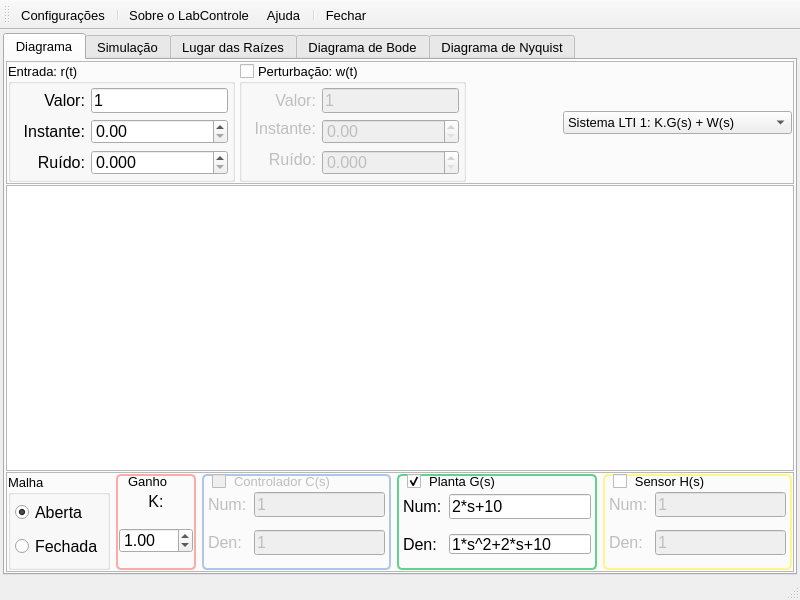
Qt form LabControle2/MainWindow.ui (miguelmoreto/labcontrole) before a commit.
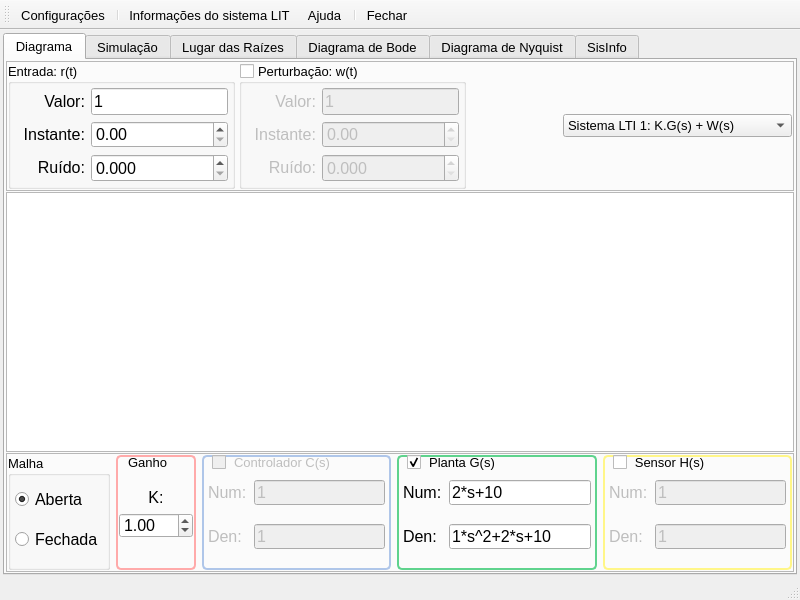
The same form after that commit. The open tabs and pages were chosen to show the change. Icons and pictures are not drawn. Custom widgets are drawn as their Qt base class.

Commit message: Added sysinfo tab. Corrected bug related with autoscale. Updated tooltips em widgets layout rules (added some spacers).

```diff
--- a/LabControle2/MainWindow.ui
+++ b/LabControle2/MainWindow.ui
@@ -50,7 +50,7 @@
        </font>
       </property>
       <property name="currentIndex">
-       <number>0</number>
+       <number>5</number>
       </property>
       <widget class="QWidget" name="tabDiagrama">
        <attribute name="title">
@@ -65,10 +65,16 @@
         </property>
         <item>
          <widget class="QFrame" name="frameEntradas">
+          <property name="sizePolicy">
+           <sizepolicy hsizetype="Preferred" vsizetype="Minimum">
+            <horstretch>0</horstretch>
+            <verstretch>0</verstretch>
+           </sizepolicy>
+          </property>
           <property name="minimumSize">
            <size>
             <width>0</width>
-            <height>100</height>
+            <height>130</height>
            </size>
           </property>
           <property name="frameShape">
@@ -143,6 +149,12 @@
               </item>
               <item row="0" column="1">
                <widget class="QLineEdit" name="lineEditRvalue">
+                <property name="sizePolicy">
+                 <sizepolicy hsizetype="Expanding" vsizetype="Minimum">
+                  <horstretch>0</horstretch>
+                  <verstretch>0</verstretch>
+                 </sizepolicy>
+                </property>
                 <property name="minimumSize">
                  <size>
                   <width>0</width>
@@ -152,7 +164,7 @@
                 <property name="maximumSize">
                  <size>
                   <width>16777215</width>
-                  <height>25</height>
+                  <height>35</height>
                  </size>
                 </property>
                 <property name="font">
@@ -204,7 +216,7 @@
               <item row="1" column="1">
                <widget class="QDoubleSpinBox" name="doubleSpinBoxRtime">
                 <property name="sizePolicy">
-                 <sizepolicy hsizetype="Expanding" vsizetype="Fixed">
+                 <sizepolicy hsizetype="Expanding" vsizetype="Minimum">
                   <horstretch>0</horstretch>
                   <verstretch>0</verstretch>
                  </sizepolicy>
@@ -218,7 +230,7 @@
                 <property name="maximumSize">
                  <size>
                   <width>16777215</width>
-                  <height>25</height>
+                  <height>35</height>
                  </size>
                 </property>
                 <property name="font">
@@ -278,7 +290,7 @@
               <item row="2" column="1">
                <widget class="QDoubleSpinBox" name="doubleSpinBoxRnoise">
                 <property name="sizePolicy">
-                 <sizepolicy hsizetype="Expanding" vsizetype="Fixed">
+                 <sizepolicy hsizetype="Expanding" vsizetype="Minimum">
                   <horstretch>0</horstretch>
                   <verstretch>0</verstretch>
                  </sizepolicy>
@@ -292,7 +304,7 @@
                 <property name="maximumSize">
                  <size>
                   <width>16777215</width>
-                  <height>25</height>
+                  <height>35</height>
                  </size>
                 </property>
                 <property name="font">
@@ -358,7 +370,7 @@
               <item row="0" column="0">
                <widget class="QLabel" name="labelWvalue">
                 <property name="sizePolicy">
-                 <sizepolicy hsizetype="Preferred" vsizetype="Preferred">
+                 <sizepolicy hsizetype="Preferred" vsizetype="Minimum">
                   <horstretch>0</horstretch>
                   <verstretch>0</verstretch>
                  </sizepolicy>
@@ -366,7 +378,7 @@
                 <property name="minimumSize">
                  <size>
                   <width>70</width>
-                  <height>0</height>
+                  <height>25</height>
                  </size>
                 </property>
                 <property name="maximumSize">
@@ -390,6 +402,12 @@
               </item>
               <item row="0" column="1">
                <widget class="QLineEdit" name="lineEditWvalue">
+                <property name="sizePolicy">
+                 <sizepolicy hsizetype="Expanding" vsizetype="Minimum">
+                  <horstretch>0</horstretch>
+                  <verstretch>0</verstretch>
+                 </sizepolicy>
+                </property>
                 <property name="minimumSize">
                  <size>
                   <width>0</width>
@@ -399,7 +417,7 @@
                 <property name="maximumSize">
                  <size>
                   <width>16777215</width>
-                  <height>25</height>
+                  <height>35</height>
                  </size>
                 </property>
                 <property name="font">
@@ -418,7 +436,7 @@
               <item row="1" column="0">
                <widget class="QLabel" name="labelWtime">
                 <property name="sizePolicy">
-                 <sizepolicy hsizetype="Preferred" vsizetype="Preferred">
+                 <sizepolicy hsizetype="Preferred" vsizetype="Minimum">
                   <horstretch>0</horstretch>
                   <verstretch>0</verstretch>
                  </sizepolicy>
@@ -426,7 +444,7 @@
                 <property name="minimumSize">
                  <size>
                   <width>70</width>
-                  <height>0</height>
+                  <height>25</height>
                  </size>
                 </property>
                 <property name="maximumSize">
@@ -448,10 +466,10 @@
                 </property>
                </widget>
               </item>
-              <item row="1" column="1" rowspan="2">
+              <item row="1" column="1">
                <widget class="QDoubleSpinBox" name="doubleSpinBoxWtime">
                 <property name="sizePolicy">
-                 <sizepolicy hsizetype="Expanding" vsizetype="Fixed">
+                 <sizepolicy hsizetype="Expanding" vsizetype="Minimum">
                   <horstretch>0</horstretch>
                   <verstretch>0</verstretch>
                  </sizepolicy>
@@ -465,7 +483,7 @@
                 <property name="maximumSize">
                  <size>
                   <width>16777215</width>
-                  <height>25</height>
+                  <height>35</height>
                  </size>
                 </property>
                 <property name="font">
@@ -489,10 +507,10 @@
                 </property>
                </widget>
               </item>
-              <item row="2" column="0" rowspan="2">
+              <item row="2" column="0">
                <widget class="QLabel" name="labelWnoise">
                 <property name="sizePolicy">
-                 <sizepolicy hsizetype="Preferred" vsizetype="Preferred">
+                 <sizepolicy hsizetype="Preferred" vsizetype="Minimum">
                   <horstretch>0</horstretch>
                   <verstretch>0</verstretch>
                  </sizepolicy>
@@ -500,7 +518,7 @@
                 <property name="minimumSize">
                  <size>
                   <width>70</width>
-                  <height>0</height>
+                  <height>25</height>
                  </size>
                 </property>
                 <property name="maximumSize">
@@ -522,10 +540,10 @@
                 </property>
                </widget>
               </item>
-              <item row="3" column="1">
+              <item row="2" column="1">
                <widget class="QDoubleSpinBox" name="doubleSpinBoxWnoise">
                 <property name="sizePolicy">
-                 <sizepolicy hsizetype="Expanding" vsizetype="Fixed">
+                 <sizepolicy hsizetype="Expanding" vsizetype="Minimum">
                   <horstretch>0</horstretch>
                   <verstretch>0</verstretch>
                  </sizepolicy>
@@ -539,7 +557,7 @@
                 <property name="maximumSize">
                  <size>
                   <width>16777215</width>
-                  <height>25</height>
+                  <height>35</height>
                  </size>
                 </property>
                 <property name="font">
@@ -634,7 +652,7 @@
           <property name="minimumSize">
            <size>
             <width>220</width>
-            <height>0</height>
+            <height>260</height>
            </size>
           </property>
           <property name="maximumSize">
@@ -650,12 +668,24 @@
         </item>
         <item>
          <widget class="QFrame" name="frameSis">
+          <property name="sizePolicy">
+           <sizepolicy hsizetype="Preferred" vsizetype="Expanding">
+            <horstretch>0</horstretch>
+            <verstretch>0</verstretch>
+           </sizepolicy>
+          </property>
           <property name="minimumSize">
            <size>
             <width>0</width>
             <height>100</height>
            </size>
           </property>
+          <property name="maximumSize">
+           <size>
+            <width>16777215</width>
+            <height>120</height>
+           </size>
+          </property>
           <property name="frameShape">
            <enum>QFrame::StyledPanel</enum>
           </property>
@@ -774,10 +804,23 @@
               <property name="bottomMargin">
                <number>4</number>
               </property>
+              <item>
+               <spacer name="verticalSpacer_5">
+                <property name="orientation">
+                 <enum>Qt::Vertical</enum>
+                </property>
+                <property name="sizeHint" stdset="0">
+                 <size>
+                  <width>20</width>
+                  <height>40</height>
+                 </size>
+                </property>
+               </spacer>
+              </item>
               <item>
                <widget class="QLabel" name="labelK">
                 <property name="sizePolicy">
-                 <sizepolicy hsizetype="Expanding" vsizetype="Preferred">
+                 <sizepolicy hsizetype="Expanding" vsizetype="Minimum">
                   <horstretch>0</horstretch>
                   <verstretch>0</verstretch>
                  </sizepolicy>
@@ -809,14 +852,14 @@
                  <string notr="true">K:</string>
                 </property>
                 <property name="alignment">
-                 <set>Qt::AlignCenter</set>
+                 <set>Qt::AlignBottom|Qt::AlignHCenter</set>
                 </property>
                </widget>
               </item>
               <item>
                <widget class="QDoubleSpinBox" name="doubleSpinBoxK">
                 <property name="sizePolicy">
-                 <sizepolicy hsizetype="Expanding" vsizetype="Fixed">
+                 <sizepolicy hsizetype="Expanding" vsizetype="Minimum">
                   <horstretch>0</horstretch>
                   <verstretch>0</verstretch>
                  </sizepolicy>
@@ -830,7 +873,7 @@
                 <property name="maximumSize">
                  <size>
                   <width>16777215</width>
-                  <height>25</height>
+                  <height>35</height>
                  </size>
                 </property>
                 <property name="font">
@@ -854,6 +897,19 @@
                 </property>
                </widget>
               </item>
+              <item>
+               <spacer name="verticalSpacer_6">
+                <property name="orientation">
+                 <enum>Qt::Vertical</enum>
+                </property>
+                <property name="sizeHint" stdset="0">
+                 <size>
+                  <width>20</width>
+                  <height>40</height>
+                 </size>
+                </property>
+               </spacer>
+              </item>
              </layout>
             </widget>
            </item>
@@ -915,8 +971,14 @@
               <property name="verticalSpacing">
                <number>1</number>
               </property>
-              <item row="0" column="0">
+              <item row="1" column="0">
                <widget class="QLabel" name="labelCnum">
+                <property name="sizePolicy">
+                 <sizepolicy hsizetype="Preferred" vsizetype="Expanding">
+                  <horstretch>0</horstretch>
+                  <verstretch>0</verstretch>
+                 </sizepolicy>
+                </property>
                 <property name="minimumSize">
                  <size>
                   <width>40</width>
@@ -939,10 +1001,10 @@
                 </property>
                </widget>
               </item>
-              <item row="0" column="1">
+              <item row="1" column="1">
                <widget class="QLineEdit" name="lineEditCnum">
                 <property name="sizePolicy">
-                 <sizepolicy hsizetype="Expanding" vsizetype="Fixed">
+                 <sizepolicy hsizetype="Expanding" vsizetype="Minimum">
                   <horstretch>0</horstretch>
                   <verstretch>0</verstretch>
                  </sizepolicy>
@@ -956,7 +1018,7 @@
                 <property name="maximumSize">
                  <size>
                   <width>16777215</width>
-                  <height>25</height>
+                  <height>35</height>
                  </size>
                 </property>
                 <property name="font">
@@ -972,8 +1034,14 @@
                 </property>
                </widget>
               </item>
-              <item row="1" column="0">
+              <item row="3" column="0">
                <widget class="QLabel" name="labelCden">
+                <property name="sizePolicy">
+                 <sizepolicy hsizetype="Preferred" vsizetype="Expanding">
+                  <horstretch>0</horstretch>
+                  <verstretch>0</verstretch>
+                 </sizepolicy>
+                </property>
                 <property name="minimumSize">
                  <size>
                   <width>40</width>
@@ -996,10 +1064,10 @@
                 </property>
                </widget>
               </item>
-              <item row="1" column="1">
+              <item row="3" column="1">
                <widget class="QLineEdit" name="lineEditCden">
                 <property name="sizePolicy">
-                 <sizepolicy hsizetype="Expanding" vsizetype="Fixed">
+                 <sizepolicy hsizetype="Expanding" vsizetype="Minimum">
                   <horstretch>0</horstretch>
                   <verstretch>0</verstretch>
                  </sizepolicy>
@@ -1013,7 +1081,7 @@
                 <property name="maximumSize">
                  <size>
                   <width>16777215</width>
-                  <height>25</height>
+                  <height>35</height>
                  </size>
                 </property>
                 <property name="font">
@@ -1029,6 +1097,45 @@
                 </property>
                </widget>
               </item>
+              <item row="4" column="1">
+               <spacer name="verticalSpacer_8">
+                <property name="orientation">
+                 <enum>Qt::Vertical</enum>
+                </property>
+                <property name="sizeHint" stdset="0">
+                 <size>
+                  <width>20</width>
+                  <height>40</height>
+                 </size>
+                </property>
+               </spacer>
+              </item>
+              <item row="0" column="1">
+               <spacer name="verticalSpacer_7">
+                <property name="orientation">
+                 <enum>Qt::Vertical</enum>
+                </property>
+                <property name="sizeHint" stdset="0">
+                 <size>
+                  <width>20</width>
+                  <height>40</height>
+                 </size>
+                </property>
+               </spacer>
+              </item>
+              <item row="2" column="1">
+               <spacer name="verticalSpacer_9">
+                <property name="orientation">
+                 <enum>Qt::Vertical</enum>
+                </property>
+                <property name="sizeHint" stdset="0">
+                 <size>
+                  <width>20</width>
+                  <height>40</height>
+                 </size>
+                </property>
+               </spacer>
+              </item>
              </layout>
             </widget>
            </item>
@@ -1084,7 +1191,7 @@
               <property name="verticalSpacing">
                <number>1</number>
               </property>
-              <item row="0" column="0">
+              <item row="1" column="0">
                <widget class="QLabel" name="labelGnum">
                 <property name="minimumSize">
                  <size>
@@ -1108,8 +1215,14 @@
                 </property>
                </widget>
               </item>
-              <item row="0" column="1">
+              <item row="1" column="1">
                <widget class="QLineEdit" name="lineEditGnum">
+                <property name="sizePolicy">
+                 <sizepolicy hsizetype="Expanding" vsizetype="Minimum">
+                  <horstretch>0</horstretch>
+                  <verstretch>0</verstretch>
+                 </sizepolicy>
+                </property>
                 <property name="minimumSize">
                  <size>
                   <width>0</width>
@@ -1119,7 +1232,7 @@
                 <property name="maximumSize">
                  <size>
                   <width>16777215</width>
-                  <height>25</height>
+                  <height>35</height>
                  </size>
                 </property>
                 <property name="font">
@@ -1135,7 +1248,7 @@
                 </property>
                </widget>
               </item>
-              <item row="1" column="0">
+              <item row="3" column="0">
                <widget class="QLabel" name="labelGden">
                 <property name="minimumSize">
                  <size>
@@ -1159,18 +1272,24 @@
                 </property>
                </widget>
               </item>
-              <item row="1" column="1">
+              <item row="3" column="1">
                <widget class="QLineEdit" name="lineEditGden">
+                <property name="sizePolicy">
+                 <sizepolicy hsizetype="Expanding" vsizetype="Minimum">
+                  <horstretch>0</horstretch>
+                  <verstretch>0</verstretch>
+                 </sizepolicy>
+                </property>
                 <property name="minimumSize">
                  <size>
                   <width>0</width>
-                  <height>20</height>
+                  <height>25</height>
                  </size>
                 </property>
                 <property name="maximumSize">
                  <size>
                   <width>16777215</width>
-                  <height>20</height>
+                  <height>35</height>
                  </size>
                 </property>
                 <property name="font">
@@ -1186,6 +1305,45 @@
                 </property>
                </widget>
               </item>
+              <item row="4" column="1">
+               <spacer name="verticalSpacer_11">
+                <property name="orientation">
+                 <enum>Qt::Vertical</enum>
+                </property>
+                <property name="sizeHint" stdset="0">
+                 <size>
+                  <width>20</width>
+                  <height>40</height>
+                 </size>
+                </property>
+               </spacer>
+              </item>
+              <item row="0" column="1">
+               <spacer name="verticalSpacer_10">
+                <property name="orientation">
+                 <enum>Qt::Vertical</enum>
+                </property>
+                <property name="sizeHint" stdset="0">
+                 <size>
+                  <width>20</width>
+                  <height>40</height>
+                 </size>
+                </property>
+               </spacer>
+              </item>
+              <item row="2" column="1">
+               <spacer name="verticalSpacer_12">
+                <property name="orientation">
+                 <enum>Qt::Vertical</enum>
+                </property>
+                <property name="sizeHint" stdset="0">
+                 <size>
+                  <width>20</width>
+                  <height>40</height>
+                 </size>
+                </property>
+               </spacer>
+              </item>
              </layout>
             </widget>
            </item>
@@ -1244,7 +1402,7 @@
               <property name="verticalSpacing">
                <number>1</number>
               </property>
-              <item row="0" column="0">
+              <item row="1" column="0">
                <widget class="QLabel" name="labelHnum">
                 <property name="minimumSize">
                  <size>
@@ -1271,8 +1429,14 @@
                 </property>
                </widget>
               </item>
-              <item row="0" column="1">
+              <item row="1" column="1">
                <widget class="QLineEdit" name="lineEditHnum">
+                <property name="sizePolicy">
+                 <sizepolicy hsizetype="Expanding" vsizetype="Minimum">
+                  <horstretch>0</horstretch>
+                  <verstretch>0</verstretch>
+                 </sizepolicy>
+                </property>
                 <property name="minimumSize">
                  <size>
                   <width>0</width>
@@ -1282,7 +1446,7 @@
                 <property name="maximumSize">
                  <size>
                   <width>16777215</width>
-                  <height>25</height>
+                  <height>35</height>
                  </size>
                 </property>
                 <property name="font">
@@ -1298,7 +1462,7 @@
                 </property>
                </widget>
               </item>
-              <item row="1" column="0">
+              <item row="3" column="0">
                <widget class="QLabel" name="labelHden">
                 <property name="minimumSize">
                  <size>
@@ -1325,8 +1489,14 @@
                 </property>
                </widget>
               </item>
-              <item row="1" column="1">
+              <item row="3" column="1">
                <widget class="QLineEdit" name="lineEditHden">
+                <property name="sizePolicy">
+                 <sizepolicy hsizetype="Expanding" vsizetype="Minimum">
+                  <horstretch>0</horstretch>
+                  <verstretch>0</verstretch>
+                 </sizepolicy>
+                </property>
                 <property name="minimumSize">
                  <size>
                   <width>0</width>
@@ -1336,7 +1506,7 @@
                 <property name="maximumSize">
                  <size>
                   <width>16777215</width>
-                  <height>25</height>
+                  <height>35</height>
                  </size>
                 </property>
                 <property name="font">
@@ -1352,6 +1522,45 @@
                 </property>
                </widget>
               </item>
+              <item row="0" column="1">
+               <spacer name="verticalSpacer_13">
+                <property name="orientation">
+                 <enum>Qt::Vertical</enum>
+                </property>
+                <property name="sizeHint" stdset="0">
+                 <size>
+                  <width>20</width>
+                  <height>40</height>
+                 </size>
+                </property>
+               </spacer>
+              </item>
+              <item row="4" column="1">
+               <spacer name="verticalSpacer_14">
+                <property name="orientation">
+                 <enum>Qt::Vertical</enum>
+                </property>
+                <property name="sizeHint" stdset="0">
+                 <size>
+                  <width>20</width>
+                  <height>40</height>
+                 </size>
+                </property>
+               </spacer>
+              </item>
+              <item row="2" column="1">
+               <spacer name="verticalSpacer_15">
+                <property name="orientation">
+                 <enum>Qt::Vertical</enum>
+                </property>
+                <property name="sizeHint" stdset="0">
+                 <size>
+                  <width>20</width>
+                  <height>40</height>
+                 </size>
+                </property>
+               </spacer>
+              </item>
              </layout>
             </widget>
            </item>
@@ -1504,7 +1713,7 @@
               </font>
              </property>
              <property name="toolTip">
-              <string>Entre com o tempo máximo de simulação</string>
+              <string>Entre com a resolução da simulação</string>
              </property>
              <property name="alignment">
               <set>Qt::AlignCenter</set>
@@ -1566,6 +1775,9 @@
                <bold>false</bold>
               </font>
              </property>
+             <property name="toolTip">
+              <string>Selecione para mostrar o sinal de saída y(t)</string>
+             </property>
              <property name="text">
               <string>Saída: y(t)</string>
              </property>
@@ -1581,6 +1793,9 @@
                <pointsize>12</pointsize>
               </font>
              </property>
+             <property name="toolTip">
+              <string>Selecione para mostrar o sinal de entrada r(t)</string>
+             </property>
              <property name="text">
               <string>Entrada: r(t)</string>
              </property>
@@ -1596,6 +1811,9 @@
                <pointsize>12</pointsize>
               </font>
              </property>
+             <property name="toolTip">
+              <string>Selecione para mostrar o sinal de erro e(t)</string>
+             </property>
              <property name="text">
               <string>Erro: e(t)</string>
              </property>
@@ -1611,6 +1829,9 @@
                <pointsize>12</pointsize>
               </font>
              </property>
+             <property name="toolTip">
+              <string>Selecione para mostrar o sinal de controle u(t)</string>
+             </property>
              <property name="text">
               <string>Controle: u(t)</string>
              </property>
@@ -1623,6 +1844,9 @@
                <pointsize>12</pointsize>
               </font>
              </property>
+             <property name="toolTip">
+              <string>Selecione para mostrar o sinal de perturbação w(t)</string>
+             </property>
              <property name="text">
               <string>Perturbação: w(t)</string>
              </property>
@@ -1654,6 +1878,9 @@
                <pointsize>12</pointsize>
               </font>
              </property>
+             <property name="toolTip">
+              <string>Iniciar simulação no domínio do tempo</string>
+             </property>
              <property name="text">
               <string>Simular</string>
              </property>
@@ -1675,6 +1902,9 @@
                <pointsize>12</pointsize>
               </font>
              </property>
+             <property name="toolTip">
+              <string>Continuar a simulação</string>
+             </property>
              <property name="text">
               <string>Continuar</string>
              </property>
@@ -1693,6 +1923,9 @@
                <pointsize>12</pointsize>
               </font>
              </property>
+             <property name="toolTip">
+              <string>Limpar a área do gráfico</string>
+             </property>
              <property name="text">
               <string>Limpar</string>
              </property>
@@ -2583,7 +2816,7 @@
               </font>
              </property>
              <property name="toolTip">
-              <string>Entre com a frequência mínima para o cálculo do diagrama de bode</string>
+              <string>Entre com a frequência mínima para o cálculo do diagrama de Bode</string>
              </property>
              <property name="alignment">
               <set>Qt::AlignCenter</set>
@@ -2655,7 +2888,7 @@
               </font>
              </property>
              <property name="toolTip">
-              <string>Entre com a frequência máxima para o cálculo do diagrama de bode</string>
+              <string>Entre com a frequência máxima para o cálculo do diagrama de Bode</string>
              </property>
              <property name="alignment">
               <set>Qt::AlignCenter</set>
@@ -2727,7 +2960,7 @@
               </font>
              </property>
              <property name="toolTip">
-              <string>Entre com o número de pontos por década para o traçado do diagrama de bode</string>
+              <string>Entre com o número de pontos por década para o traçado do diagrama de Bode</string>
              </property>
              <property name="alignment">
               <set>Qt::AlignCenter</set>
@@ -2927,7 +3160,7 @@
               </font>
              </property>
              <property name="toolTip">
-              <string>Entre com a frequência mínima para o cálculo do diagrama de bode</string>
+              <string>Entre com a frequência mínima para o cálculo do diagrama de Nyquist</string>
              </property>
              <property name="alignment">
               <set>Qt::AlignCenter</set>
@@ -2999,7 +3232,7 @@
               </font>
              </property>
              <property name="toolTip">
-              <string>Entre com a frequência máxima para o cálculo do diagrama de bode</string>
+              <string>Entre com a frequência máxima para o cálculo do diagrama de Nyquist</string>
              </property>
              <property name="alignment">
               <set>Qt::AlignCenter</set>
@@ -3071,7 +3304,7 @@
               </font>
              </property>
              <property name="toolTip">
-              <string>Entre com o número de pontos por década para o traçado do diagrama de bode</string>
+              <string>Entre com o número de pontos por década para o traçado do diagrama de Nyquist</string>
              </property>
              <property name="alignment">
               <set>Qt::AlignCenter</set>
@@ -3103,6 +3336,9 @@
                <pointsize>12</pointsize>
               </font>
              </property>
+             <property name="toolTip">
+              <string>Selecione para traçar u círculo de raio 1 centrado na origem</string>
+             </property>
              <property name="text">
               <string>Círculo 1</string>
              </property>
@@ -3118,6 +3354,9 @@
                <pointsize>12</pointsize>
               </font>
              </property>
+             <property name="toolTip">
+              <string>Selecione para traçar também o diagrama para frequências negativas</string>
+             </property>
              <property name="text">
               <string>Freq. negativa</string>
              </property>
@@ -3153,7 +3392,7 @@
               </font>
              </property>
              <property name="toolTip">
-              <string>Traçar o Diagrama de Bode</string>
+              <string>Traçar o Diagrama de Nyquist</string>
              </property>
              <property name="text">
               <string>Traçar Nyquist</string>
@@ -3193,6 +3432,222 @@
         </item>
        </layout>
       </widget>
+      <widget class="QWidget" name="tabInfo">
+       <property name="toolTip">
+        <string>Mostra informações sobre o sistema LIT</string>
+       </property>
+       <attribute name="title">
+        <string>SisInfo</string>
+       </attribute>
+       <widget class="QLabel" name="labelInfoCLpoles">
+        <property name="geometry">
+         <rect>
+          <x>20</x>
+          <y>260</y>
+          <width>121</width>
+          <height>41</height>
+         </rect>
+        </property>
+        <property name="minimumSize">
+         <size>
+          <width>0</width>
+          <height>20</height>
+         </size>
+        </property>
+        <property name="maximumSize">
+         <size>
+          <width>16777215</width>
+          <height>100</height>
+         </size>
+        </property>
+        <property name="font">
+         <font>
+          <pointsize>12</pointsize>
+         </font>
+        </property>
+        <property name="lineWidth">
+         <number>0</number>
+        </property>
+        <property name="midLineWidth">
+         <number>0</number>
+        </property>
+        <property name="text">
+         <string>Pólos em malha fechada:</string>
+        </property>
+        <property name="alignment">
+         <set>Qt::AlignLeading|Qt::AlignLeft|Qt::AlignVCenter</set>
+        </property>
+        <property name="wordWrap">
+         <bool>true</bool>
+        </property>
+       </widget>
+       <widget class="QLabel" name="labelInfoOLpoles">
+        <property name="geometry">
+         <rect>
+          <x>20</x>
+          <y>20</y>
+          <width>121</width>
+          <height>41</height>
+         </rect>
+        </property>
+        <property name="minimumSize">
+         <size>
+          <width>0</width>
+          <height>20</height>
+         </size>
+        </property>
+        <property name="maximumSize">
+         <size>
+          <width>16777215</width>
+          <height>100</height>
+         </size>
+        </property>
+        <property name="font">
+         <font>
+          <pointsize>12</pointsize>
+         </font>
+        </property>
+        <property name="lineWidth">
+         <number>0</number>
+        </property>
+        <property name="midLineWidth">
+         <number>0</number>
+        </property>
+        <property name="text">
+         <string>Pólos em malha aberta:</string>
+        </property>
+        <property name="alignment">
+         <set>Qt::AlignLeading|Qt::AlignLeft|Qt::AlignVCenter</set>
+        </property>
+        <property name="wordWrap">
+         <bool>true</bool>
+        </property>
+       </widget>
+       <widget class="QListWidget" name="listWidgetOLpoles">
+        <property name="geometry">
+         <rect>
+          <x>10</x>
+          <y>80</y>
+          <width>141</width>
+          <height>151</height>
+         </rect>
+        </property>
+       </widget>
+       <widget class="QLabel" name="labelInfoOLzeros">
+        <property name="geometry">
+         <rect>
+          <x>170</x>
+          <y>20</y>
+          <width>121</width>
+          <height>41</height>
+         </rect>
+        </property>
+        <property name="minimumSize">
+         <size>
+          <width>0</width>
+          <height>20</height>
+         </size>
+        </property>
+        <property name="maximumSize">
+         <size>
+          <width>16777215</width>
+          <height>100</height>
+         </size>
+        </property>
+        <property name="font">
+         <font>
+          <pointsize>12</pointsize>
+         </font>
+        </property>
+        <property name="lineWidth">
+         <number>0</number>
+        </property>
+        <property name="midLineWidth">
+         <number>0</number>
+        </property>
+        <property name="text">
+         <string>Zeros em malha aberta:</string>
+        </property>
+        <property name="alignment">
+         <set>Qt::AlignLeading|Qt::AlignLeft|Qt::AlignVCenter</set>
+        </property>
+        <property name="wordWrap">
+         <bool>true</bool>
+        </property>
+       </widget>
+       <widget class="QListWidget" name="listWidgetOLzeros">
+        <property name="geometry">
+         <rect>
+          <x>170</x>
+          <y>80</y>
+          <width>141</width>
+          <height>151</height>
+         </rect>
+        </property>
+       </widget>
+       <widget class="QListWidget" name="listWidgetCLpoles">
+        <property name="geometry">
+         <rect>
+          <x>10</x>
+          <y>310</y>
+          <width>141</width>
+          <height>151</height>
+         </rect>
+        </property>
+       </widget>
+       <widget class="QLabel" name="labelInfoRLpoints">
+        <property name="geometry">
+         <rect>
+          <x>330</x>
+          <y>20</y>
+          <width>121</width>
+          <height>41</height>
+         </rect>
+        </property>
+        <property name="minimumSize">
+         <size>
+          <width>0</width>
+          <height>20</height>
+         </size>
+        </property>
+        <property name="maximumSize">
+         <size>
+          <width>16777215</width>
+          <height>100</height>
+         </size>
+        </property>
+        <property name="font">
+         <font>
+          <pointsize>12</pointsize>
+         </font>
+        </property>
+        <property name="lineWidth">
+         <number>0</number>
+        </property>
+        <property name="midLineWidth">
+         <number>0</number>
+        </property>
+        <property name="text">
+         <string>Pontos de separação LGR:</string>
+        </property>
+        <property name="alignment">
+         <set>Qt::AlignLeading|Qt::AlignLeft|Qt::AlignVCenter</set>
+        </property>
+        <property name="wordWrap">
+         <bool>true</bool>
+        </property>
+       </widget>
+       <widget class="QListWidget" name="listWidgetRLpoints">
+        <property name="geometry">
+         <rect>
+          <x>330</x>
+          <y>80</y>
+          <width>141</width>
+          <height>151</height>
+         </rect>
+        </property>
+       </widget>
+      </widget>
      </widget>
     </item>
    </layout>
@@ -3210,7 +3665,7 @@
    </attribute>
    <addaction name="actionConfig"/>
    <addaction name="separator"/>
-   <addaction name="actionSobre_o_LabControle"/>
+   <addaction name="actionSysInfo"/>
    <addaction name="actionHelp"/>
    <addaction name="separator"/>
    <addaction name="actionClose"/>
@@ -3225,13 +3680,16 @@
     <string>Carregar sistema</string>
    </property>
   </action>
-  <action name="actionSobre_o_LabControle">
+  <action name="actionSysInfo">
    <property name="icon">
     <iconset>
      <normaloff>images/about.png</normaloff>images/about.png</iconset>
    </property>
    <property name="text">
-    <string>Sobre o LabControle</string>
+    <string>Informações do sistema LIT</string>
+   </property>
+   <property name="toolTip">
+    <string>Informações do sistema LIT</string>
    </property>
   </action>
   <action name="actionConfig">
```
The commit also changes 4 other files.
